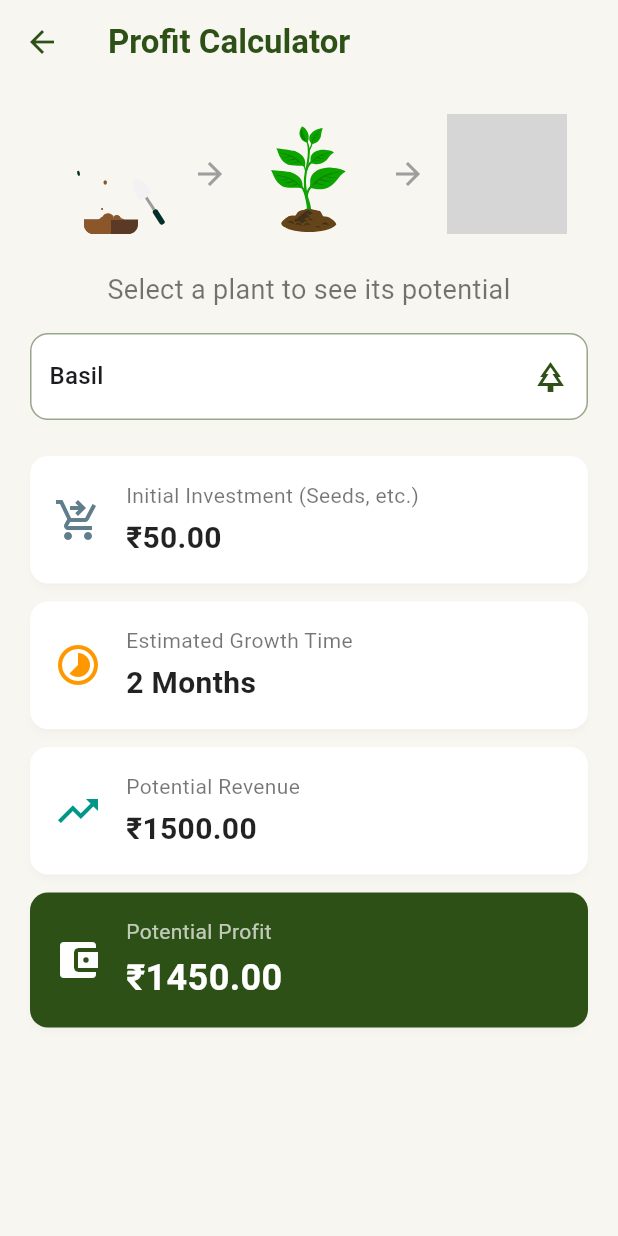
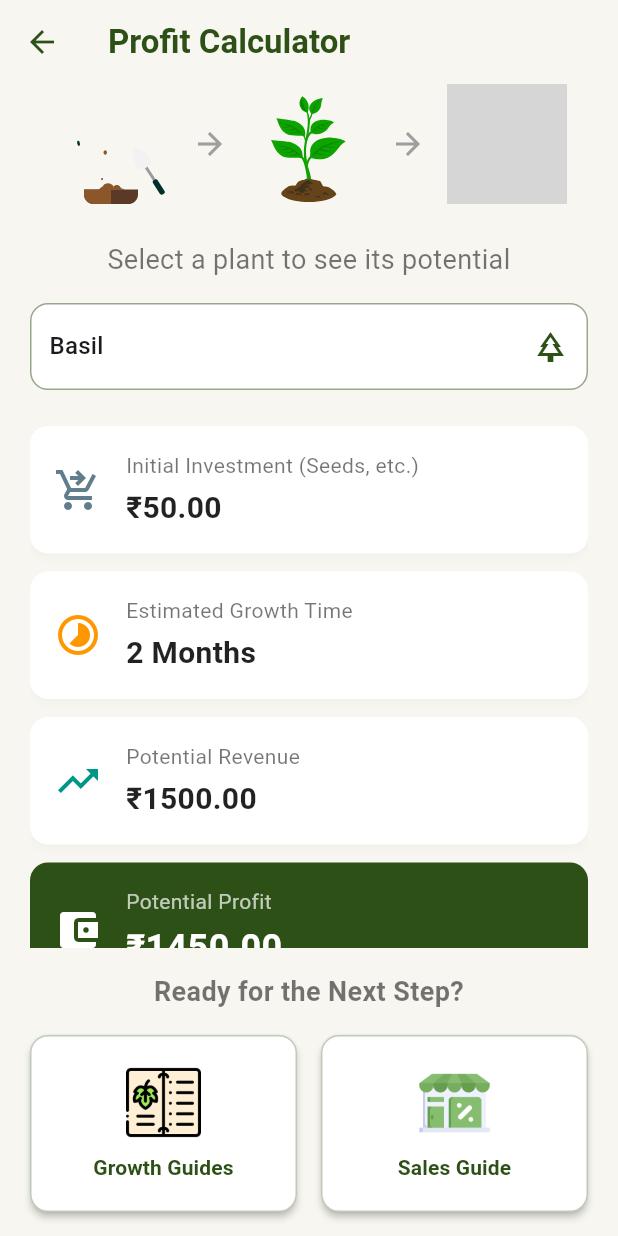
Before and after one commit to samanderson2003/Sproutly, a Flutter app: the BusinessIdeasScreen screen opened directly, on a phone screen of 412 x 824 dp. Run offline on Flutter 3.47's test engine with Material 3 defaults, Android fonts, the phone set to English and light mode, and no system bars; our stand-ins replace cloud_firestore, firebase_auth, firebase_core, geolocator, google_sign_in, image_picker and 1 more; accounts and stored records are empty; grey boxes are pictures that could not be loaded.

Commit message:
feat: Add growth and sales guide screens with navigation and assets

```diff
--- a/lib/screens/business_ideas_screen.dart
+++ b/lib/screens/business_ideas_screen.dart
@@ -1,5 +1,7 @@
 import 'package:flutter/material.dart';
 import 'package:lottie/lottie.dart';
+import 'growth_guides_screen.dart'; // Make sure this file exists
+import 'sales_guide_screen.dart'; // Make sure this file exists
 
 // --- Data Model for a single growth venture ---
 class GrowthVenture {
@@ -15,7 +17,6 @@ class GrowthVenture {
     required this.potentialRevenue,
   });
 
-  // Calculated property for profit
   double get potentialProfit => potentialRevenue - seedCost;
   String get growthDuration {
     if (growthDays < 30) {
@@ -26,7 +27,7 @@ class GrowthVenture {
   }
 }
 
-// --- The Main Screen Widget (now StatefulWidget) ---
+// --- The Main Screen Widget ---
 class BusinessIdeasScreen extends StatefulWidget {
   const BusinessIdeasScreen({super.key});
 
@@ -35,7 +36,7 @@ class BusinessIdeasScreen extends StatefulWidget {
 }
 
 class _BusinessIdeasScreenState extends State<BusinessIdeasScreen> {
-  // --- Static data for the dropdown ---
+  // --- Static data ---
   final List<GrowthVenture> _ventures = [
     const GrowthVenture(
       name: 'Basil',
@@ -75,13 +76,11 @@ class _BusinessIdeasScreenState extends State<BusinessIdeasScreen> {
     ),
   ];
 
-  // --- State variable to hold the user's selection ---
   late GrowthVenture _selectedVenture;
 
   @override
   void initState() {
     super.initState();
-    // Initialize with the first item in the list
     _selectedVenture = _ventures.first;
   }
 
@@ -101,10 +100,16 @@ class _BusinessIdeasScreenState extends State<BusinessIdeasScreen> {
         elevation: 0,
         iconTheme: const IconThemeData(color: primaryColor),
       ),
-      body: SingleChildScrollView(
-        padding: const EdgeInsets.all(20.0),
+      // ===== CHANGE STARTS HERE: Replaced SingleChildScrollView with Padding and Column =====
+      body: Padding(
+        padding: const EdgeInsets.symmetric(horizontal: 20.0),
         child: Column(
           crossAxisAlignment: CrossAxisAlignment.stretch,
+          children: [
+            // This Expanded widget takes all available space, pushing the buttons down
+            Expanded(
+              // ListView ensures content still scrolls on very small screens
+              child: ListView(
                 children: [
                   // --- GIF / Lottie Animation Section ---
                   Row(
@@ -139,7 +144,10 @@ class _BusinessIdeasScreenState extends State<BusinessIdeasScreen> {
 
                   // --- Dropdown for Plant Selection ---
                   Container(
-              padding: const EdgeInsets.symmetric(horizontal: 12, vertical: 4),
+                    padding: const EdgeInsets.symmetric(
+                      horizontal: 12,
+                      vertical: 4,
+                    ),
                     decoration: BoxDecoration(
                       color: Colors.white,
                       borderRadius: BorderRadius.circular(12),
@@ -149,7 +157,10 @@ class _BusinessIdeasScreenState extends State<BusinessIdeasScreen> {
                       child: DropdownButton<GrowthVenture>(
                         value: _selectedVenture,
                         isExpanded: true,
-                  icon: const Icon(Icons.park_outlined, color: primaryColor),
+                        icon: const Icon(
+                          Icons.park_outlined,
+                          color: primaryColor,
+                        ),
                         onChanged: (GrowthVenture? newValue) {
                           if (newValue != null) {
                             setState(() {
@@ -157,20 +168,20 @@ class _BusinessIdeasScreenState extends State<BusinessIdeasScreen> {
                             });
                           }
                         },
-                  items: _ventures.map<DropdownMenuItem<GrowthVenture>>((
-                    GrowthVenture venture,
-                  ) {
-                    return DropdownMenuItem<GrowthVenture>(
-                      value: venture,
+                        items: _ventures
+                            .map<DropdownMenuItem<GrowthVenture>>(
+                              (v) => DropdownMenuItem<GrowthVenture>(
+                                value: v,
                                 child: Text(
-                        venture.name,
+                                  v.name,
                                   style: const TextStyle(
                                     fontSize: 16,
                                     fontWeight: FontWeight.w500,
                                   ),
                                 ),
-                    );
-                  }).toList(),
+                              ),
+                            )
+                            .toList(),
                       ),
                     ),
                   ),
@@ -192,16 +203,70 @@ class _BusinessIdeasScreenState extends State<BusinessIdeasScreen> {
                   _buildMetricCard(
                     icon: Icons.trending_up,
                     label: 'Potential Revenue',
-              value: '₹${_selectedVenture.potentialRevenue.toStringAsFixed(2)}',
+                    value:
+                        '₹${_selectedVenture.potentialRevenue.toStringAsFixed(2)}',
                     color: Colors.teal,
                   ),
                   _buildMetricCard(
                     icon: Icons.account_balance_wallet,
                     label: 'Potential Profit',
-              value: '₹${_selectedVenture.potentialProfit.toStringAsFixed(2)}',
+                    value:
+                        '₹${_selectedVenture.potentialProfit.toStringAsFixed(2)}',
                     color: primaryColor,
                     isProfit: true,
                   ),
+                ],
+              ),
+            ),
+
+            // ===== This section is now fixed at the bottom of the screen =====
+            const SizedBox(height: 16),
+            const Text(
+              'Ready for the Next Step?',
+              textAlign: TextAlign.center,
+              style: TextStyle(
+                fontSize: 18,
+                fontWeight: FontWeight.bold,
+                color: Colors.black54,
+              ),
+            ),
+            const SizedBox(height: 16),
+            Row(
+              children: [
+                Expanded(
+                  child: _buildNavButtonWithImage(
+                    context: context,
+                    imagePath: 'assets/guides/diary-book_13323633.png',
+                    label: 'Growth Guides',
+                    onPressed: () {
+                      Navigator.push(
+                        context,
+                        MaterialPageRoute(
+                          builder: (context) => const GrowthGuidesScreen(),
+                        ),
+                      );
+                    },
+                  ),
+                ),
+                const SizedBox(width: 16),
+                Expanded(
+                  child: _buildNavButtonWithImage(
+                    context: context,
+                    imagePath: 'assets/guides/shop_10682510.png',
+                    label: 'Sales Guide',
+                    onPressed: () {
+                      Navigator.push(
+                        context,
+                        MaterialPageRoute(
+                          builder: (context) => const SalesGuideScreen(),
+                        ),
+                      );
+                    },
+                  ),
+                ),
+              ],
+            ),
+            const SizedBox(height: 16), // Adds padding at the very bottom
           ],
         ),
       ),
@@ -240,7 +305,6 @@ class _BusinessIdeasScreenState extends State<BusinessIdeasScreen> {
                     ),
                   ),
                   const SizedBox(height: 4),
-                  // AnimatedSwitcher provides a nice fade transition when the value changes
                   AnimatedSwitcher(
                     duration: const Duration(milliseconds: 300),
                     transitionBuilder:
@@ -252,7 +316,6 @@ class _BusinessIdeasScreenState extends State<BusinessIdeasScreen> {
                         },
                     child: Text(
                       value,
-                      // Use a unique key to make the AnimatedSwitcher recognize the change
                       key: ValueKey<String>(value),
                       style: TextStyle(
                         color: isProfit ? Colors.white : Colors.black87,
@@ -269,4 +332,54 @@ class _BusinessIdeasScreenState extends State<BusinessIdeasScreen> {
       ),
     );
   }
+
+  // --- Helper Widget for navigation buttons with custom images ---
+  Widget _buildNavButtonWithImage({
+    required BuildContext context,
+    required String imagePath,
+    required String label,
+    required VoidCallback onPressed,
+  }) {
+    const primaryColor = Color(0xFF2D5016);
+    return ElevatedButton(
+      onPressed: onPressed,
+      style: ElevatedButton.styleFrom(
+        backgroundColor: Colors.white,
+        foregroundColor: primaryColor,
+        elevation: 2,
+        shape: RoundedRectangleBorder(
+          borderRadius: BorderRadius.circular(12),
+          side: BorderSide(color: primaryColor.withOpacity(0.3)),
+        ),
+        padding: const EdgeInsets.symmetric(vertical: 20),
+      ),
+      child: Column(
+        mainAxisAlignment: MainAxisAlignment.center,
+        children: [
+          Image.asset(
+            imagePath,
+            width: 50,
+            height: 50,
+            fit: BoxFit.contain,
+            errorBuilder: (context, error, stackTrace) {
+              // Fallback to icon if image not found
+              return Icon(
+                label.contains('Growth')
+                    ? Icons.eco_outlined
+                    : Icons.storefront_outlined,
+                size: 32,
+                color: primaryColor,
+              );
+            },
+          ),
+          const SizedBox(height: 8),
+          Text(
+            label,
+            textAlign: TextAlign.center,
+            style: const TextStyle(fontWeight: FontWeight.bold),
+          ),
+        ],
+      ),
+    );
   }
+}
--- a/pubspec.yaml
+++ b/pubspec.yaml
@@ -85,6 +85,7 @@ flutter:
     - assets/gardenTools/
     - assets/soil/
     - assets/business/
+    - assets/guides/
     - assets/settings_10208910.png
     - assets/Green Robot.json
     - assets/Plant Scanning.json
```
Also changed, not shown: lib/screens/growth_guides_screen.dart (added, +247 -0 lines), lib/screens/sales_guide_screen.dart (added, +163 -0 lines), assets/guides/basil.png (added), assets/guides/diary-book_13323633.png (added), assets/guides/microgreens.png (added), assets/guides/shop_10682510.png (added), assets/guides/tomatoes.png (added). Lines whose indentation alone changed are shown as unchanged.
